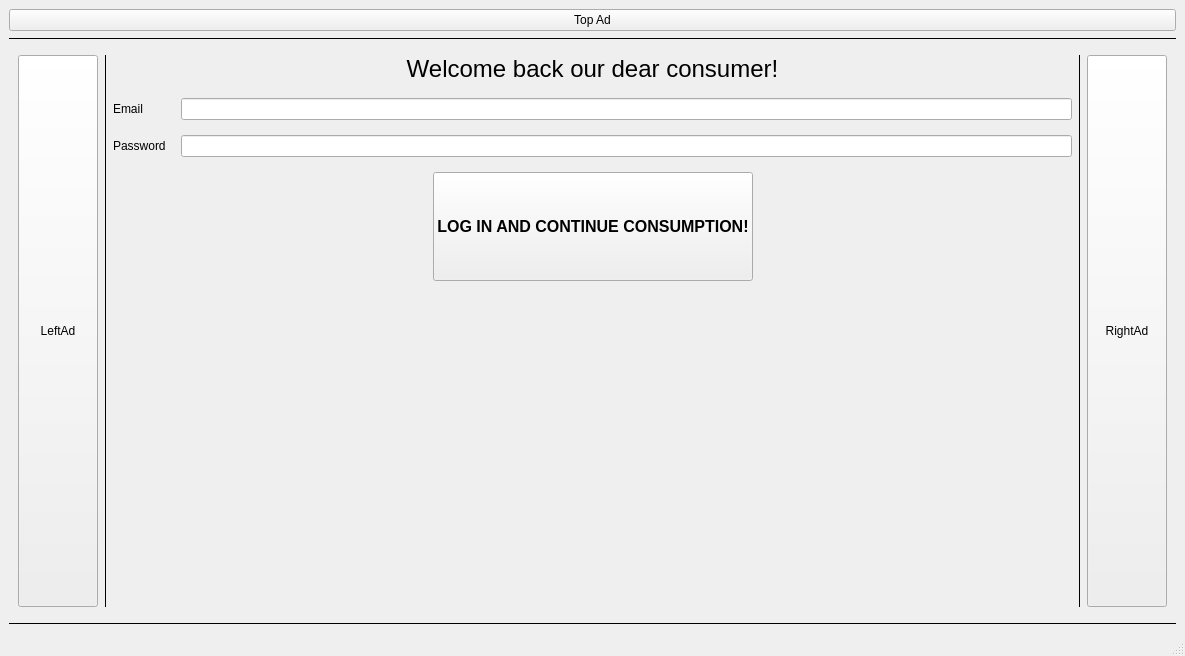
First picture: the form in mainwindow.ui, repository hnowakowski/Online-shop-simulator, before the edit.
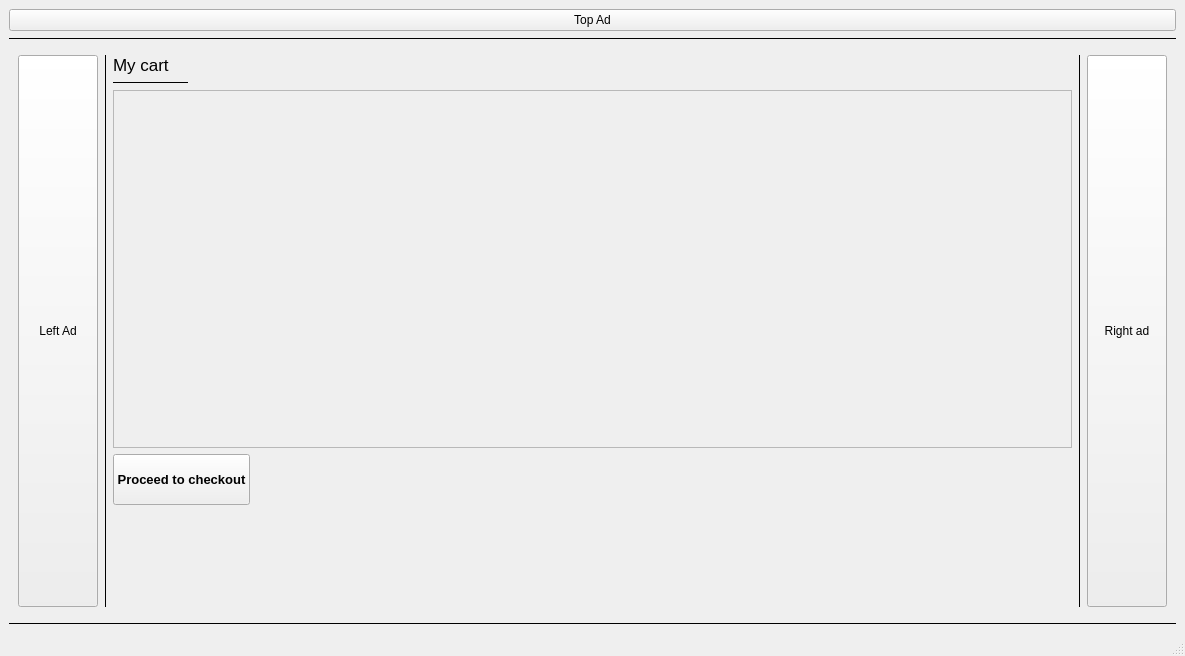
Second picture: the form after the edit.

Commit message: added cart page

What changed in the file:
```diff
--- a/mainwindow.ui
+++ b/mainwindow.ui
@@ -41,7 +41,7 @@
     <item>
      <widget class="QStackedWidget" name="stackedWidget">
       <property name="currentIndex">
-       <number>1</number>
+       <number>3</number>
       </property>
       <widget class="QWidget" name="pageMain">
        <property name="sizePolicy">
@@ -673,6 +673,177 @@
         </item>
        </layout>
       </widget>
+      <widget class="QWidget" name="pageCart">
+       <layout class="QVBoxLayout" name="verticalLayout_9">
+        <item>
+         <layout class="QHBoxLayout" name="horizontalLayout_4">
+          <item>
+           <widget class="QPushButton" name="btnTEMPLeftAd_4">
+            <property name="sizePolicy">
+             <sizepolicy hsizetype="Minimum" vsizetype="Minimum">
+              <horstretch>0</horstretch>
+              <verstretch>0</verstretch>
+             </sizepolicy>
+            </property>
+            <property name="text">
+             <string>Left Ad</string>
+            </property>
+           </widget>
+          </item>
+          <item>
+           <widget class="Line" name="line_15">
+            <property name="frameShadow">
+             <enum>QFrame::Shadow::Plain</enum>
+            </property>
+            <property name="orientation">
+             <enum>Qt::Orientation::Vertical</enum>
+            </property>
+           </widget>
+          </item>
+          <item>
+           <layout class="QVBoxLayout" name="verticalLayout_10" stretch="0,0,7,1,2">
+            <item>
+             <widget class="QLabel" name="labelMyCart">
+              <property name="sizePolicy">
+               <sizepolicy hsizetype="Preferred" vsizetype="Maximum">
+                <horstretch>0</horstretch>
+                <verstretch>0</verstretch>
+               </sizepolicy>
+              </property>
+              <property name="font">
+               <font>
+                <pointsize>13</pointsize>
+                <fontweight>DemiBold</fontweight>
+               </font>
+              </property>
+              <property name="text">
+               <string>My cart</string>
+              </property>
+             </widget>
+            </item>
+            <item>
+             <widget class="Line" name="line_14">
+              <property name="sizePolicy">
+               <sizepolicy hsizetype="Fixed" vsizetype="Fixed">
+                <horstretch>0</horstretch>
+                <verstretch>0</verstretch>
+               </sizepolicy>
+              </property>
+              <property name="minimumSize">
+               <size>
+                <width>75</width>
+                <height>0</height>
+               </size>
+              </property>
+              <property name="frameShadow">
+               <enum>QFrame::Shadow::Plain</enum>
+              </property>
+              <property name="orientation">
+               <enum>Qt::Orientation::Horizontal</enum>
+              </property>
+             </widget>
+            </item>
+            <item>
+             <widget class="QScrollArea" name="scrollAreaCart">
+              <property name="sizePolicy">
+               <sizepolicy hsizetype="Minimum" vsizetype="Minimum">
+                <horstretch>0</horstretch>
+                <verstretch>0</verstretch>
+               </sizepolicy>
+              </property>
+              <property name="widgetResizable">
+               <bool>true</bool>
+              </property>
+              <widget class="QWidget" name="scrollAreaWidgetContents_2">
+               <property name="geometry">
+                <rect>
+                 <x>0</x>
+                 <y>0</y>
+                 <width>953</width>
+                 <height>331</height>
+                </rect>
+               </property>
+              </widget>
+             </widget>
+            </item>
+            <item>
+             <layout class="QHBoxLayout" name="horizontalLayout_5">
+              <item>
+               <widget class="QPushButton" name="btnGoToCheckout">
+                <property name="sizePolicy">
+                 <sizepolicy hsizetype="Minimum" vsizetype="Minimum">
+                  <horstretch>0</horstretch>
+                  <verstretch>0</verstretch>
+                 </sizepolicy>
+                </property>
+                <property name="font">
+                 <font>
+                  <pointsize>10</pointsize>
+                  <bold>true</bold>
+                 </font>
+                </property>
+                <property name="text">
+                 <string>Proceed to checkout</string>
+                </property>
+               </widget>
+              </item>
+              <item>
+               <spacer name="horizontalSpacer_5">
+                <property name="orientation">
+                 <enum>Qt::Orientation::Horizontal</enum>
+                </property>
+                <property name="sizeHint" stdset="0">
+                 <size>
+                  <width>40</width>
+                  <height>20</height>
+                 </size>
+                </property>
+               </spacer>
+              </item>
+             </layout>
+            </item>
+            <item>
+             <spacer name="verticalSpacer_3">
+              <property name="orientation">
+               <enum>Qt::Orientation::Vertical</enum>
+              </property>
+              <property name="sizeHint" stdset="0">
+               <size>
+                <width>20</width>
+                <height>40</height>
+               </size>
+              </property>
+             </spacer>
+            </item>
+           </layout>
+          </item>
+          <item>
+           <widget class="Line" name="line_16">
+            <property name="frameShadow">
+             <enum>QFrame::Shadow::Plain</enum>
+            </property>
+            <property name="orientation">
+             <enum>Qt::Orientation::Vertical</enum>
+            </property>
+           </widget>
+          </item>
+          <item>
+           <widget class="QPushButton" name="btnTEMPRightAd_3">
+            <property name="sizePolicy">
+             <sizepolicy hsizetype="Minimum" vsizetype="Minimum">
+              <horstretch>0</horstretch>
+              <verstretch>0</verstretch>
+             </sizepolicy>
+            </property>
+            <property name="text">
+             <string>Right ad</string>
+            </property>
+           </widget>
+          </item>
+         </layout>
+        </item>
+       </layout>
+      </widget>
      </widget>
     </item>
     <item>
```
